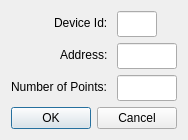
First picture: the form in src/dialogs/dialogsetuppresetdata.ui, repository sanny32/OpenModSim, before the edit.
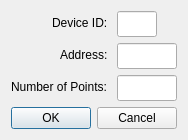
Second picture: the form after the edit. Custom widgets are drawn as their Qt base class.

Commit message: Enhance MainStatusBar to display normalized device IDs and update UI text for consistency

Patch:
```diff
--- a/src/dialogs/dialogsetuppresetdata.ui
+++ b/src/dialogs/dialogsetuppresetdata.ui
@@ -20,7 +20,7 @@
    <item row="0" column="0">
     <widget class="QLabel" name="labelSlaveDevice">
      <property name="text">
-      <string>Device Id: </string>
+      <string>Device ID: </string>
      </property>
     </widget>
    </item>
```
The commit also changes 13 other files.
